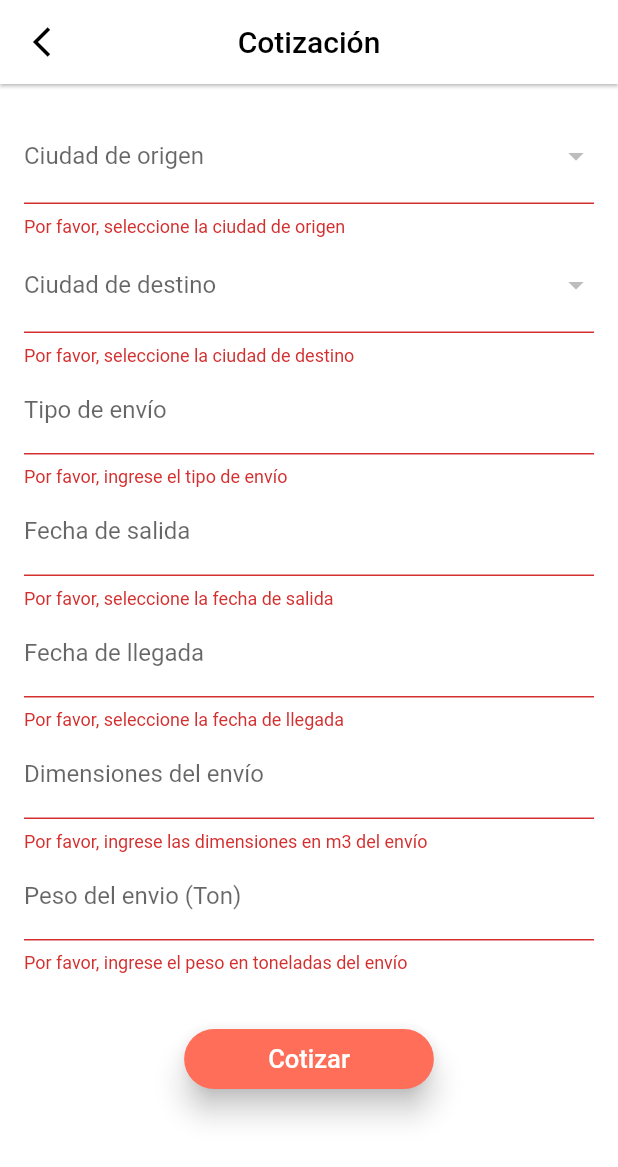
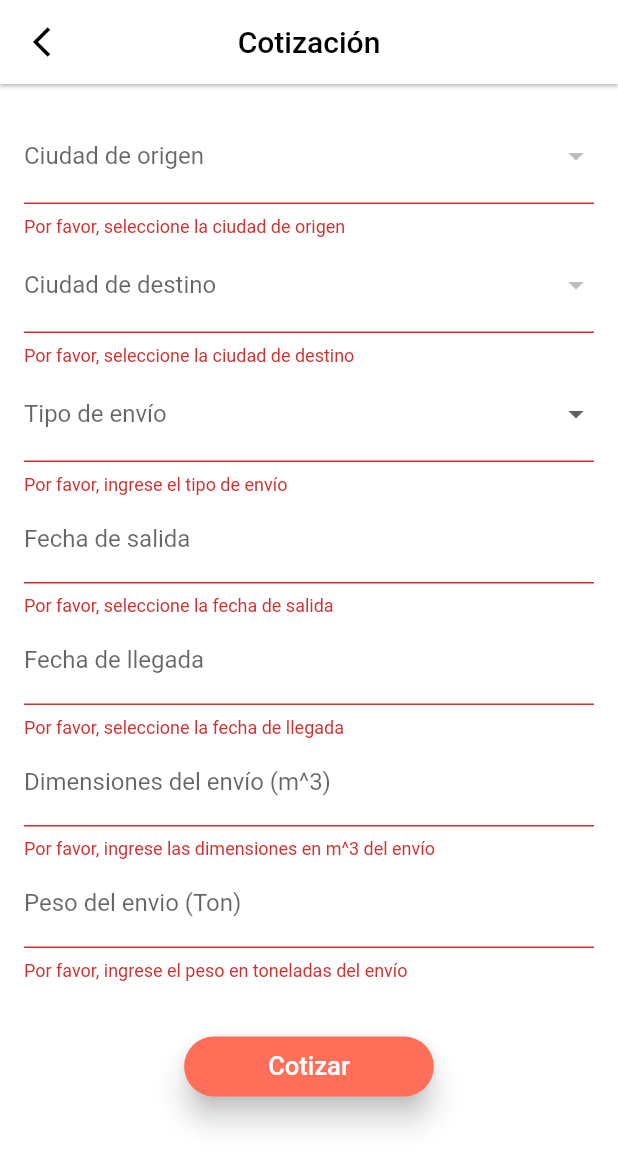
Before and after one commit to Intelligent-Track/intellitrack-mobile-app, a Flutter app: the QuotationPage screen opened directly, after a tap on "Cotizar", on a phone screen of 412 x 824 dp. Shown: the top 1167 px of the screen. Run offline on Flutter 3.47's test engine with Material 2 defaults, Android fonts, the phone set to English and light mode, and no system bars; our stand-ins replace flutter_datetime_picker, flutter_dotenv, fluttertoast, shared_preferences; missing offline and left inert: dart:html; accounts and stored records are empty; Roboto replaces fonts that are missing (inellitrackFamily).

Commit message:
Edicion segen comentarios

```diff
--- a/lib/Controller/quotation_service.dart
+++ b/lib/Controller/quotation_service.dart
@@ -43,10 +43,10 @@ class QuotationService {
    // Lista de ciudades que se cargará desde la API
 
 
-  Future<List<City>?> fetchCities() async {
+  Future<List<City>> fetchCities() async {
     final ware= Uri.http(Environment.apiUrl,Environment.quoutationPath.padRight(Environment.quoutationPath.length+1,'/allCities'));
     try {
-      final response = await http.get(ware); // Cambie "https://su-api-ciudades/ciudades" por la URL correcta de su API
+      final response = await http.get(ware);
       if (response.statusCode == 200) {
         final List<dynamic> citiesJson = jsonDecode(response.body);
         final List<City> cities = citiesJson.map((json) => City.fromJson(json)).toList(); // Convertir la lista de JSON en una lista de objetos City
@@ -57,8 +57,8 @@ class QuotationService {
       }
     } catch (e) {
       print(e);
+      return [];
     }
-    return null;
   }
   Future<double>  showQuotationResult(Quotation q) async {
   // Obtener la cotización
--- a/lib/View/login/login_page.dart
+++ b/lib/View/login/login_page.dart
@@ -258,7 +258,7 @@ class _LoginpageState extends State<Loginpage>{
                       child: Row(
                         mainAxisAlignment: MainAxisAlignment.center,
                         children: [
-                          Text("¿Quieres conocer el precio de un envio sin Ingresar?", style: TextStyle(color: Colors.grey),),
+                          Text("¿Quieres conocer el precio de un envío sin Ingresar?", style: TextStyle(color: Colors.grey),),
                           Text(" COTIZA", style: TextStyle(color: Color.fromARGB(255, 255, 110, 89)),),
                         ],
                       ),
--- a/lib/View/quotation/quotation_page.dart
+++ b/lib/View/quotation/quotation_page.dart
@@ -3,6 +3,8 @@ import 'dart:html';
 
 import 'package:flutter/material.dart';
 import 'package:flutter/services.dart';
+import 'package:intl/intl.dart';
+
 
 
 import 'package:http/http.dart' as http;
@@ -37,31 +39,20 @@ class _QuotationPageState extends State<QuotationPage> {
   City? _destinationCity;
   Quotation? q;
   double? _valor;
+  List<String> typeLoad = ['Pequeña', 'Medianas', 'Grandes o en estibas', 'Voluminosas', 'De dimensiones especiales'];
+  String? _type;
 
   @override
   void initState() {
     super.initState();
     loading = false;
-    fetchCities(); // Llamar a la función para obtener las ciudades
+    quotationService.fetchCities().then((value) => {
+      setState((){
+        cities = value;
+      }),
+    });
   }
 
-  Future<void> fetchCities() async {
-    final ware= Uri.http(Environment.apiUrl,Environment.quoutationPath.padRight(Environment.quoutationPath.length+1,'/allCities'));
-    try {
-      final response = await http.get(ware); // Cambie "https://su-api-ciudades/ciudades" por la URL correcta de su API
-      if (response.statusCode == 200) {
-        final List<dynamic> citiesJson = jsonDecode(response.body);
-        final List<City> _cities = citiesJson.map((json) => City.fromJson(json)).toList(); // Convertir la lista de JSON en una lista de objetos City
-        setState(() {
-          cities = _cities; // Almacenar la lista de ciudades en el estado de QuotationPage
-        });
-      } else {
-        throw Exception('Error al obtener la lista de ciudades'); // Manejar errores de la solicitud HTTP
-      }
-    } catch (e) {
-      print(e);
-    }
-  }
 
   @override
   Widget build(BuildContext context) {
@@ -137,16 +128,28 @@ class _QuotationPageState extends State<QuotationPage> {
                     });
                   },
                 ),
-                TextFormField(
-                  controller: _shipmentTypeController,
+                 DropdownButtonFormField<String>(
+                  value: _type,
+                  items: typeLoad.map((string) {
+                    return DropdownMenuItem<String>(
+                      value: string,
+                      child: Text(string),
+                    );
+                  }).toList(),
                   decoration: const InputDecoration(
                     labelText: 'Tipo de envío',
                   ),
                   validator: (value) {
-                    if (value == null || value.isEmpty) {
+                    if (value == null) {
                       return 'Por favor, ingrese el tipo de envío';
                     }
                     return null;
+                  },
+                  onChanged: (value) {
+                    setState(() {
+                      _type=value!;
+                      _shipmentTypeController.text = value;
+                    });
                   },
                 ),
                 TextFormField(
@@ -160,8 +163,9 @@ class _QuotationPageState extends State<QuotationPage> {
                         minTime: DateTime.now(),
                         maxTime: DateTime(2050, 12, 31),
                         onConfirm: (date) {
-                      _departureDateController.text = date.toString();
-                    }, currentTime: DateTime.now(), locale: LocaleType.es);
+                          final DateFormat formatter = DateFormat('yyyy-MM-dd');
+                          _departureDateController.text = formatter.format(date);
+                        }, currentTime: DateTime.now(), locale: LocaleType.es);
                   },
                   validator: (value) {
                     if (value == null || value.isEmpty) {
@@ -178,11 +182,12 @@ class _QuotationPageState extends State<QuotationPage> {
                   onTap: () {
                     DatePicker.showDatePicker(context,
                         showTitleActions: true,
-                        minTime: DateTime.now(),
+                        minTime: _departureDateController.text.isNotEmpty ? DateFormat('yyyy-MM-dd').parse(_departureDateController.text) : DateTime.now(),
                         maxTime: DateTime(2050, 12, 31),
                         onConfirm: (date) {
-                      _arrivalDateController.text = date.toString();
-                    }, currentTime: DateTime.now(), locale: LocaleType.es);
+                          final DateFormat formatter = DateFormat('yyyy-MM-dd');
+                          _arrivalDateController.text = formatter.format(date);
+                        }, currentTime: DateTime.now(), locale: LocaleType.es);
                   },
                   validator: (value) {
                     if (value == null || value.isEmpty) {
@@ -198,11 +203,11 @@ class _QuotationPageState extends State<QuotationPage> {
                     FilteringTextInputFormatter.digitsOnly
                   ],
                   decoration: const InputDecoration(
-                    labelText: 'Dimensiones del envío',
+                    labelText: 'Dimensiones del envío (m^3)',
                   ),
                   validator: (value) {
                     if (value == null || value.isEmpty) {
-                      return 'Por favor, ingrese las dimensiones en m3 del envío';
+                      return 'Por favor, ingrese las dimensiones en m^3 del envío';
                     }
                     return null;
                   },
@@ -243,7 +248,7 @@ class _QuotationPageState extends State<QuotationPage> {
                           builder: (BuildContext context) {
                             return AlertDialog(
                               title: const Text('Cotización'),
-                              content: Text('El precio de la cotización es de: $_valor '),
+                              content: Text('El precio de la cotización es de: \$ $_valor '),
                               actions: <Widget>[
                                 TextButton(
                                   onPressed: () {
--- a/pubspec.yaml
+++ b/pubspec.yaml
@@ -42,6 +42,7 @@ dependencies:
   shared_preferences: ^2.0.18
   fluttertoast:
   flutter_datetime_picker: ^1.5.1
+  intl: ^0.18.1
 
 dev_dependencies:
   flutter_test:
```
Also changed, not shown: pubspec.lock.
